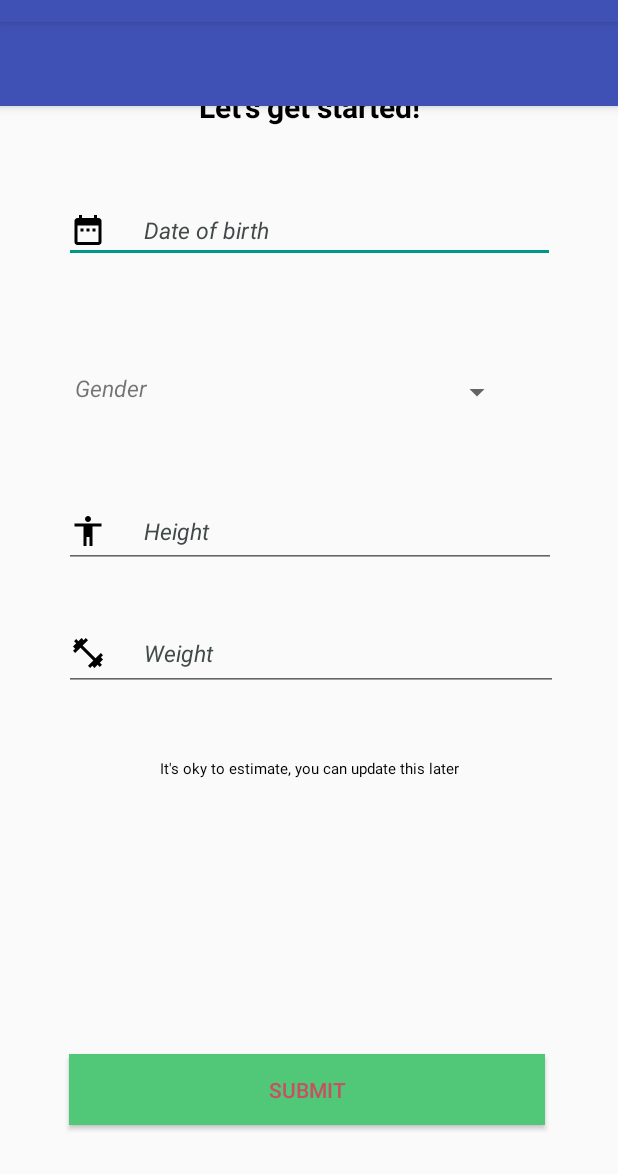
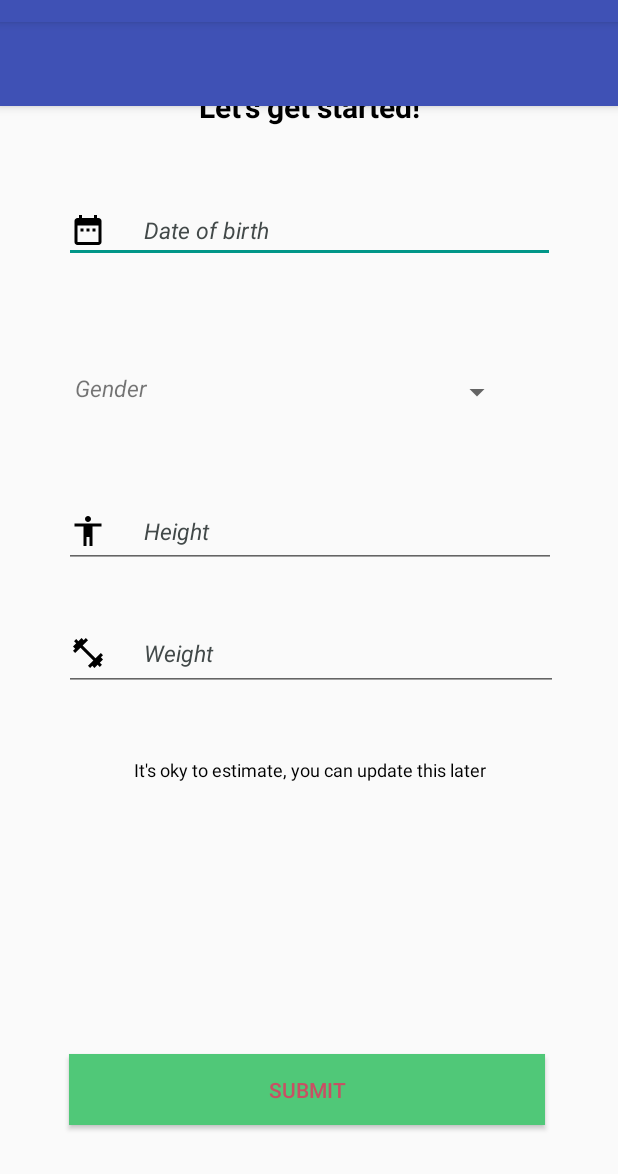
Before and after one commit to Dasunx/SoulFit, an Android app: the create_user screen opened directly, with no data from a screen before it, on a phone screen of 412 x 824 dp, the part 62-1236 px from its top. Run offline under Robolectric (Android 15) with nearby library versions, the phone set to English and light mode, and no system bars; 2 statements that could not run were skipped.

Commit message:
change string.xml

```diff
--- a/app/src/main/res/layout/activity_create_user.xml
+++ b/app/src/main/res/layout/activity_create_user.xml
@@ -20,7 +20,7 @@
         android:drawableStart="@drawable/ic_date_range_black_24dp"
         android:drawablePadding="25dp"
         android:ems="10"
-        android:hint="Date of birth"
+        android:hint="@string/birthday"
         android:inputType="date"
         android:textColorHint="#424949"
         android:textSize="15sp"
@@ -43,7 +43,7 @@
         android:layout_marginEnd="50dp"
         android:layout_marginBottom="8dp"
         android:ems="10"
-        android:text="Gender"
+        android:text="@string/gender"
         android:textColorHint="#424949"
         android:textSize="15sp"
         android:textStyle="italic"
@@ -82,7 +82,7 @@
         android:drawableStart="@drawable/ic_accessibility_black_24dp"
         android:drawablePadding="25dp"
         android:ems="10"
-        android:hint="Height"
+        android:hint="@string/height"
         android:inputType="number"
         android:textColorHint="#424949"
         android:textSize="15sp"
@@ -107,7 +107,7 @@
         android:drawableStart="@drawable/ic_fitness_center_black_24dp"
         android:drawablePadding="25dp"
         android:ems="10"
-        android:hint="Weight"
+        android:hint="@string/weight"
         android:inputType="number"
         android:textColorHint="#424949"
         android:textSize="15sp"
@@ -129,10 +129,10 @@
         android:layout_marginEnd="8dp"
         android:layout_marginBottom="8dp"
         android:ems="10"
-        android:text="It's oky to estimate, you can update this later"
+        android:text="@string/foot_massage"
         android:textAlignment="center"
         android:textColor="#000000"
-        android:textSize="10sp"
+        android:textSize="12sp"
         app:layout_constraintBottom_toBottomOf="parent"
         app:layout_constraintEnd_toEndOf="parent"
         app:layout_constraintHorizontal_bias="0.0"
@@ -151,7 +151,7 @@
         android:layout_marginBottom="8dp"
         android:background="#50c878"
 
-        android:text="submit"
+        android:text="@string/submit"
         android:textColor="#c85064"
         app:layout_constraintBottom_toBottomOf="parent"
         app:layout_constraintEnd_toEndOf="parent"
@@ -172,7 +172,7 @@
         android:layout_marginEnd="8dp"
         android:layout_marginBottom="8dp"
         android:shadowDy="2"
-        android:text="Let's get started!"
+        android:text="@string/Topic"
         android:textAlignment="center"
         android:textColor="#000000"
         android:textColorHighlight="@color/dark_blue"
@@ -186,9 +186,7 @@
         app:layout_constraintVertical_bias="0.116" />
 
 
-<android.support.v4.widget.DrawerLayout xmlns:android="http://schemas.android.com/apk/res/android"
-        xmlns:app="http://schemas.android.com/apk/res-auto"
-        xmlns:tools="http://schemas.android.com/tools"
+<android.support.v4.widget.DrawerLayout
         android:layout_width="match_parent"
         android:layout_height="match_parent"
         android:id="@+id/drawer_layout"
--- a/app/src/main/res/values/strings.xml
+++ b/app/src/main/res/values/strings.xml
@@ -42,4 +42,13 @@
     <string name="Showcal2">100</string>
 
 
+    <string name="birthday">Date of birth</string>
+    <string name="gender">Gender</string>
+    <string name="height">Height</string>
+    <string name="weight">Weight</string>
+    <string name="foot_massage">It\'s oky to estimate, you can update this later</string>
+    <string name="submit">submit</string>
+    <string name="Topic">Let\'s get started!</string>
+
+
 </resources>
```
